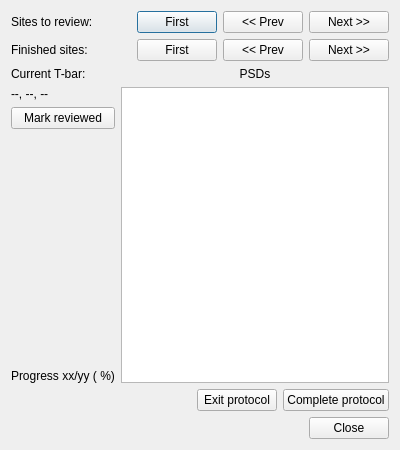
Above: neurolabi/gui/protocols/synapsereviewprotocol.ui from janelia-flyem/NeuTu before the change. Below: the same form after it.
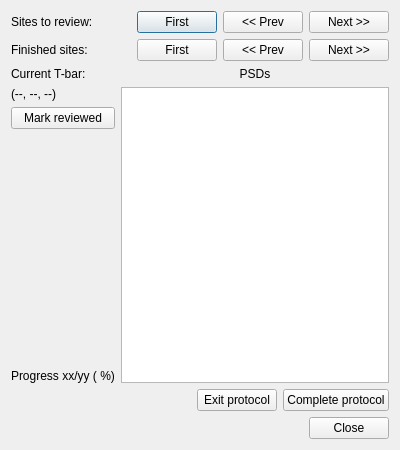
That is the form after the change.

Commit message: hooked up first button, progress and current location labels

Diff of the .ui file:
```diff
--- a/neurolabi/gui/protocols/synapsereviewprotocol.ui
+++ b/neurolabi/gui/protocols/synapsereviewprotocol.ui
@@ -121,7 +121,7 @@
        <item>
         <widget class="QLabel" name="currentLocLabel">
          <property name="text">
-          <string>--, --, --</string>
+          <string>(--, --, --)</string>
          </property>
         </widget>
        </item>
```
The commit also changes 2 other files.
